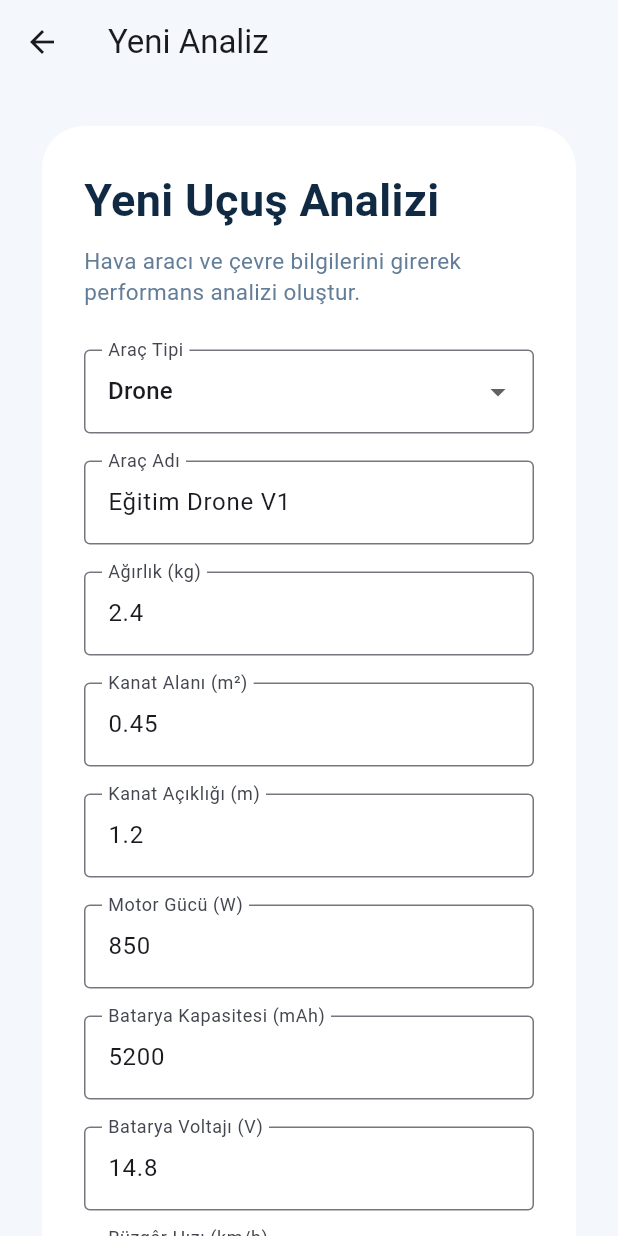
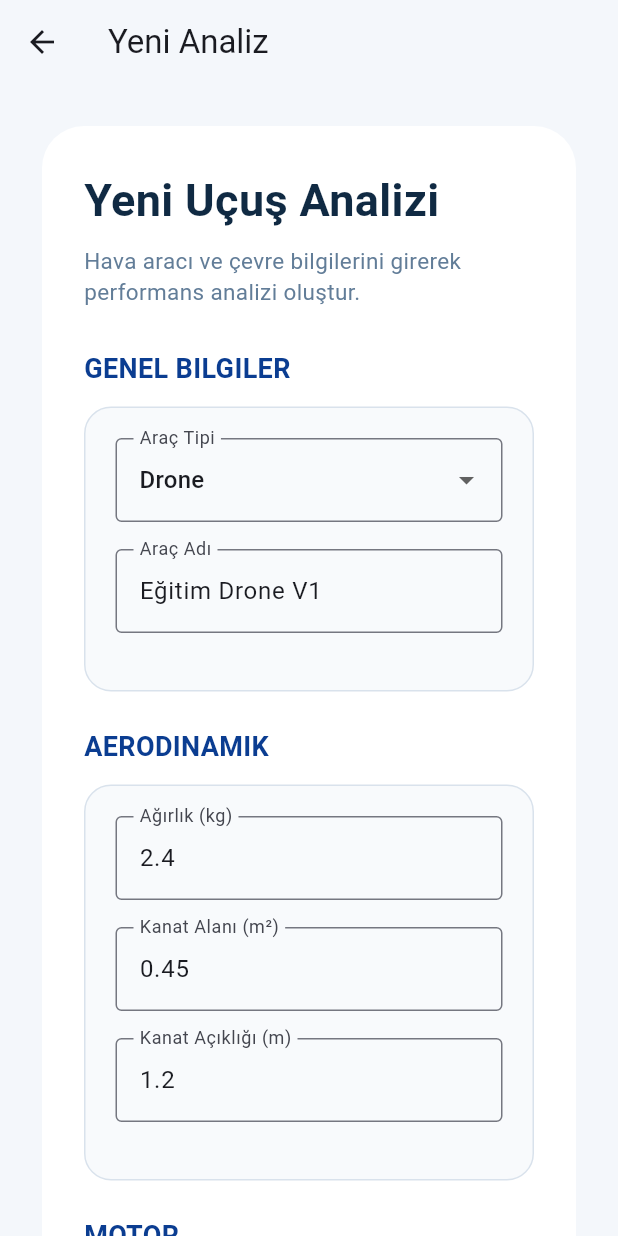
Before and after one commit to Benyec08/aerolab, a Flutter app: the NewAnalysisPage screen opened directly, on a phone screen of 412 x 824 dp. Run offline on Flutter 3.47's test engine with Material 3 defaults, Android fonts, the phone set to English and light mode, and no system bars.

Commit message:
Sprint 4: professional engineering UI and battery validation

```diff
--- a/lib/features/analysis/models/aircraft.dart
+++ b/lib/features/analysis/models/aircraft.dart
@@ -6,8 +6,11 @@ class Aircraft {
   final double wingSpanM;
   final int motorCount;
   final double motorPowerW;
+  final double propellerDiameterInch;
   final double batteryCapacityMah;
   final double batteryVoltageV;
+  final String batteryType;
+  final int batteryCellCount;
 
   const Aircraft({
     required this.name,
@@ -17,7 +20,10 @@ class Aircraft {
     required this.wingSpanM,
     required this.motorCount,
     required this.motorPowerW,
+    required this.propellerDiameterInch,
     required this.batteryCapacityMah,
     required this.batteryVoltageV,
+    required this.batteryType,
+    required this.batteryCellCount,
   });
 }
--- a/lib/features/analysis/new_analysis_page.dart
+++ b/lib/features/analysis/new_analysis_page.dart
@@ -4,6 +4,8 @@ import 'analysis_result_page.dart';
 import 'models/aircraft.dart';
 import 'models/environment.dart';
 import 'services/analysis_service.dart';
+import 'widgets/analysis_section.dart';
+import 'services/battery_validation_service.dart';
 
 class NewAnalysisPage extends StatefulWidget {
   const NewAnalysisPage({super.key});
@@ -20,14 +22,21 @@ class _NewAnalysisPageState extends State<NewAnalysisPage> {
   final _wingAreaController = TextEditingController(text: '0.45');
   final _wingSpanController = TextEditingController(text: '1.2');
   final _motorPowerController = TextEditingController(text: '850');
+  final _motorCountController = TextEditingController(text: '4');
+  final _propellerDiameterController = TextEditingController(text: '10');
   final _batteryCapacityController = TextEditingController(text: '5200');
   final _batteryVoltageController = TextEditingController(text: '14.8');
+  final _batteryCellController = TextEditingController(text: '4');
+
+  String _batteryType = 'LiPo';
   final _windSpeedController = TextEditingController(text: '12');
 
   String _selectedAircraftType = 'Drone';
 
   @override
   void dispose() {
+    _motorCountController.dispose();
+    _propellerDiameterController.dispose();
     _nameController.dispose();
     _weightController.dispose();
     _wingAreaController.dispose();
@@ -35,6 +44,7 @@ class _NewAnalysisPageState extends State<NewAnalysisPage> {
     _motorPowerController.dispose();
     _batteryCapacityController.dispose();
     _batteryVoltageController.dispose();
+    _batteryCellController.dispose();
     _windSpeedController.dispose();
 
     super.dispose();
@@ -48,6 +58,25 @@ class _NewAnalysisPageState extends State<NewAnalysisPage> {
     if (!_formKey.currentState!.validate()) {
       return;
     }
+    final batteryValidator = BatteryValidationService();
+
+    final isBatteryVoltageValid = batteryValidator.isVoltageValid(
+      batteryType: _batteryType,
+      cellCount: _toDouble(_batteryCellController).toInt(),
+      enteredVoltage: _toDouble(_batteryVoltageController),
+    );
+
+    if (!isBatteryVoltageValid) {
+      ScaffoldMessenger.of(context).showSnackBar(
+        const SnackBar(
+          content: Text(
+            'Batarya voltajı seçilen batarya tipi ve hücre sayısı ile uyumlu görünmüyor.',
+          ),
+        ),
+      );
+
+      return;
+    }
 
     final aircraft = Aircraft(
       name: _nameController.text,
@@ -55,10 +84,13 @@ class _NewAnalysisPageState extends State<NewAnalysisPage> {
       weightKg: _toDouble(_weightController),
       wingAreaM2: _toDouble(_wingAreaController),
       wingSpanM: _toDouble(_wingSpanController),
-      motorCount: 4,
+      motorCount: _toDouble(_motorCountController).toInt(),
       motorPowerW: _toDouble(_motorPowerController),
+      propellerDiameterInch: _toDouble(_propellerDiameterController),
       batteryCapacityMah: _toDouble(_batteryCapacityController),
       batteryVoltageV: _toDouble(_batteryVoltageController),
+      batteryType: _batteryType,
+      batteryCellCount: _toDouble(_batteryCellController).toInt(),
     );
 
     final environment = Environment(
@@ -74,9 +106,7 @@ class _NewAnalysisPageState extends State<NewAnalysisPage> {
 
     Navigator.push(
       context,
-      MaterialPageRoute(
-        builder: (_) => AnalysisResultPage(result: result),
-      ),
+      MaterialPageRoute(builder: (_) => AnalysisResultPage(result: result)),
     );
   }
 
@@ -124,6 +154,10 @@ class _NewAnalysisPageState extends State<NewAnalysisPage> {
                       ),
                       const SizedBox(height: 28),
 
+                      AnalysisSection(
+                        title: 'Genel Bilgiler',
+                        child: Column(
+                          children: [
                             DropdownButtonFormField<String>(
                               initialValue: _selectedAircraftType,
                               decoration: const InputDecoration(
@@ -131,9 +165,18 @@ class _NewAnalysisPageState extends State<NewAnalysisPage> {
                                 border: OutlineInputBorder(),
                               ),
                               items: const [
-                          DropdownMenuItem(value: 'Drone', child: Text('Drone')),
-                          DropdownMenuItem(value: 'Sabit Kanat', child: Text('Sabit Kanat')),
-                          DropdownMenuItem(value: 'VTOL', child: Text('VTOL')),
+                                DropdownMenuItem(
+                                  value: 'Drone',
+                                  child: Text('Drone'),
+                                ),
+                                DropdownMenuItem(
+                                  value: 'Sabit Kanat',
+                                  child: Text('Sabit Kanat'),
+                                ),
+                                DropdownMenuItem(
+                                  value: 'VTOL',
+                                  child: Text('VTOL'),
+                                ),
                               ],
                               onChanged: (value) {
                                 setState(() {
@@ -145,13 +188,106 @@ class _NewAnalysisPageState extends State<NewAnalysisPage> {
                             const SizedBox(height: 18),
 
                             _buildTextField('Araç Adı', _nameController),
+                          ],
+                        ),
+                      ),
+
+                      AnalysisSection(
+                        title: 'Aerodinamik',
+                        child: Column(
+                          children: [
                             _buildTextField('Ağırlık (kg)', _weightController),
-                      _buildTextField('Kanat Alanı (m²)', _wingAreaController),
-                      _buildTextField('Kanat Açıklığı (m)', _wingSpanController),
-                      _buildTextField('Motor Gücü (W)', _motorPowerController),
-                      _buildTextField('Batarya Kapasitesi (mAh)', _batteryCapacityController),
-                      _buildTextField('Batarya Voltajı (V)', _batteryVoltageController),
-                      _buildTextField('Rüzgâr Hızı (km/h)', _windSpeedController),
+                            _buildTextField(
+                              'Kanat Alanı (m²)',
+                              _wingAreaController,
+                            ),
+                            _buildTextField(
+                              'Kanat Açıklığı (m)',
+                              _wingSpanController,
+                            ),
+                          ],
+                        ),
+                      ),
+
+                      AnalysisSection(
+                        title: 'Motor',
+                        child: Column(
+                          children: [
+                            _buildTextField(
+                              'Motor Gücü (W)',
+                              _motorPowerController,
+                            ),
+                            _buildTextField(
+                              'Motor Sayısı',
+                              _motorCountController,
+                            ),
+                            _buildTextField(
+                              'Pervane Çapı (inch)',
+                              _propellerDiameterController,
+                            ),
+                          ],
+                        ),
+                      ),
+
+                      AnalysisSection(
+                        title: 'Batarya',
+                        child: Column(
+                          children: [
+                            DropdownButtonFormField<String>(
+                              initialValue: _batteryType,
+                              decoration: const InputDecoration(
+                                labelText: 'Batarya Tipi',
+                                border: OutlineInputBorder(),
+                              ),
+                              items: const [
+                                DropdownMenuItem(
+                                  value: 'LiPo',
+                                  child: Text('LiPo'),
+                                ),
+                                DropdownMenuItem(
+                                  value: 'Li-Ion',
+                                  child: Text('Li-Ion'),
+                                ),
+                                DropdownMenuItem(
+                                  value: 'LiHV',
+                                  child: Text('LiHV'),
+                                ),
+                              ],
+                              onChanged: (value) {
+                                setState(() {
+                                  _batteryType = value ?? 'LiPo';
+                                });
+                              },
+                            ),
+
+                            const SizedBox(height: 18),
+                            _buildTextField(
+                              'Batarya Kapasitesi (mAh)',
+                              _batteryCapacityController,
+                            ),
+                            _buildTextField(
+                              'Batarya Voltajı (V)',
+                              _batteryVoltageController,
+                            ),
+                            _buildTextField(
+                              'Hücre Sayısı (S)',
+                              _batteryCellController,
+                            ),
+                          ],
+                        ),
+                      ),
+
+                      AnalysisSection(
+                        title: 'Çevre',
+                        child: Column(
+                          children: [
+                            _buildTextField(
+                              'Rüzgâr Hızı (km/h)',
+                              _windSpeedController,
+                            ),
+                          ],
+                        ),
+                      ),
 
                       const SizedBox(height: 12),
 
@@ -178,10 +314,7 @@ class _NewAnalysisPageState extends State<NewAnalysisPage> {
     );
   }
 
-  Widget _buildTextField(
-    String label,
-    TextEditingController controller,
-  ) {
+  Widget _buildTextField(String label, TextEditingController controller) {
     return Padding(
       padding: const EdgeInsets.only(bottom: 18),
       child: TextFormField(
--- /dev/null
+++ b/lib/features/analysis/services/battery_validation_service.dart
@@ -0,0 +1,59 @@
+/*
+====================================================================
+
+Project
+AeroLab
+
+Sprint
+4
+
+Module
+Battery Engineering
+
+File
+battery_validation_service.dart
+
+Description
+
+Bu servis batarya tipi ve hücre sayısına göre beklenen nominal
+voltaj değerini hesaplar ve kullanıcının girdiği voltajın mantıklı
+olup olmadığını kontrol eder.
+
+====================================================================
+*/
+
+class BatteryValidationService {
+  double nominalCellVoltage(String batteryType) {
+    switch (batteryType) {
+      case 'Li-Ion':
+        return 3.6;
+      case 'LiHV':
+        return 3.8;
+      case 'LiPo':
+      default:
+        return 3.7;
+    }
+  }
+
+  double expectedVoltage({
+    required String batteryType,
+    required int cellCount,
+  }) {
+    return nominalCellVoltage(batteryType) * cellCount;
+  }
+
+  bool isVoltageValid({
+    required String batteryType,
+    required int cellCount,
+    required double enteredVoltage,
+  }) {
+    final expected = expectedVoltage(
+      batteryType: batteryType,
+      cellCount: cellCount,
+    );
+
+    final difference = (enteredVoltage - expected).abs();
+
+    return difference <= 1.0;
+  }
+}
--- /dev/null
+++ b/lib/features/analysis/widgets/analysis_section.dart
@@ -0,0 +1,84 @@
+/*
+====================================================================
+
+Project
+AeroLab
+
+Sprint
+4
+
+Module
+Reusable Widgets
+
+File
+analysis_section.dart
+
+Description
+
+Bu widget AeroLab içerisindeki tüm form bölümlerini
+tek tip görünümde oluşturmak için geliştirilmiştir.
+
+Örnek:
+
+Genel Bilgiler
+
+Motor
+
+Batarya
+
+Aerodinamik
+
+Çevre
+
+Bu sayede uygulamanın tamamında aynı tasarım dili korunur.
+
+====================================================================
+*/
+
+import 'package:flutter/material.dart';
+
+class AnalysisSection extends StatelessWidget {
+  final String title;
+  final Widget child;
+
+  const AnalysisSection({
+    super.key,
+    required this.title,
+    required this.child,
+  });
+
+  @override
+  Widget build(BuildContext context) {
+    return Column(
+      crossAxisAlignment: CrossAxisAlignment.start,
+      children: [
+
+        Text(
+          title.toUpperCase(),
+          style: const TextStyle(
+            fontSize: 18,
+            fontWeight: FontWeight.bold,
+            color: Color(0xFF0B3D91),
+          ),
+        ),
+
+        const SizedBox(height: 12),
+
+        Container(
+          width: double.infinity,
+          padding: const EdgeInsets.all(20),
+          decoration: BoxDecoration(
+            color: const Color(0xFFF8FAFC),
+            borderRadius: BorderRadius.circular(18),
+            border: Border.all(
+              color: const Color(0xFFD9E2EC),
+            ),
+          ),
+          child: child,
+        ),
+
+        const SizedBox(height: 24),
+      ],
+    );
+  }
+}
```
Also changed, not shown: 4 other files. Lines whose indentation alone changed are shown as unchanged.
